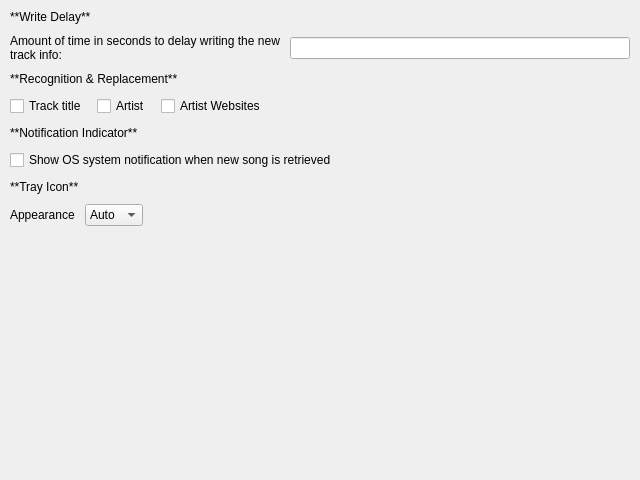
whatsnowplaying/whats-now-playing, file nowplaying/resources/ui/general.ui: the form before one commit.
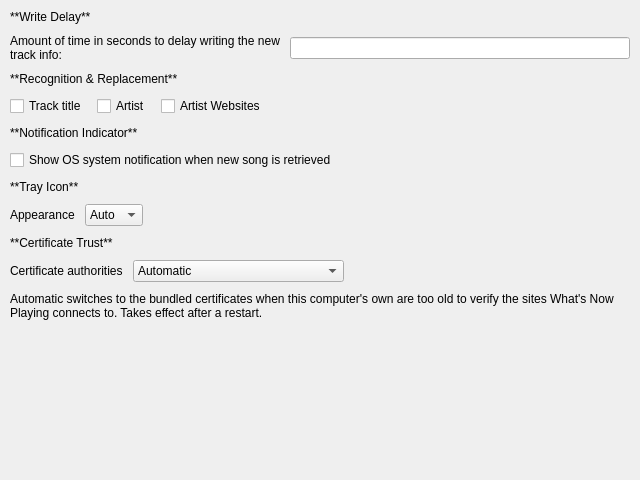
The form after the commit.

What changed in the file:
```diff
--- a/nowplaying/resources/ui/general.ui
+++ b/nowplaying/resources/ui/general.ui
@@ -169,6 +169,69 @@
      </item>
     </layout>
    </item>
+   <item>
+    <widget class="QLabel" name="catrust_label">
+     <property name="text">
+      <string>**Certificate Trust**</string>
+     </property>
+     <property name="textFormat">
+      <enum>Qt::MarkdownText</enum>
+     </property>
+    </widget>
+   </item>
+   <item>
+    <layout class="QHBoxLayout" name="catrust_layout">
+     <item>
+      <widget class="QLabel" name="catrust_combo_label">
+       <property name="text">
+        <string>Certificate authorities</string>
+       </property>
+      </widget>
+     </item>
+     <item>
+      <widget class="QComboBox" name="catrust_combobox">
+       <item>
+        <property name="text">
+         <string>Automatic</string>
+        </property>
+       </item>
+       <item>
+        <property name="text">
+         <string>Operating system</string>
+        </property>
+       </item>
+       <item>
+        <property name="text">
+         <string>Bundled with What's Now Playing</string>
+        </property>
+       </item>
+      </widget>
+     </item>
+     <item>
+      <spacer>
+       <property name="orientation">
+        <enum>Qt::Horizontal</enum>
+       </property>
+       <property name="sizeHint" stdset="0">
+        <size>
+         <width>40</width>
+         <height>20</height>
+        </size>
+       </property>
+      </spacer>
+     </item>
+    </layout>
+   </item>
+   <item>
+    <widget class="QLabel" name="catrust_help_label">
+     <property name="text">
+      <string>Automatic switches to the bundled certificates when this computer's own are too old to verify the sites What's Now Playing connects to. Takes effect after a restart.</string>
+     </property>
+     <property name="wordWrap">
+      <bool>true</bool>
+     </property>
+    </widget>
+   </item>
    <item>
     <spacer>
      <property name="orientation">
```
